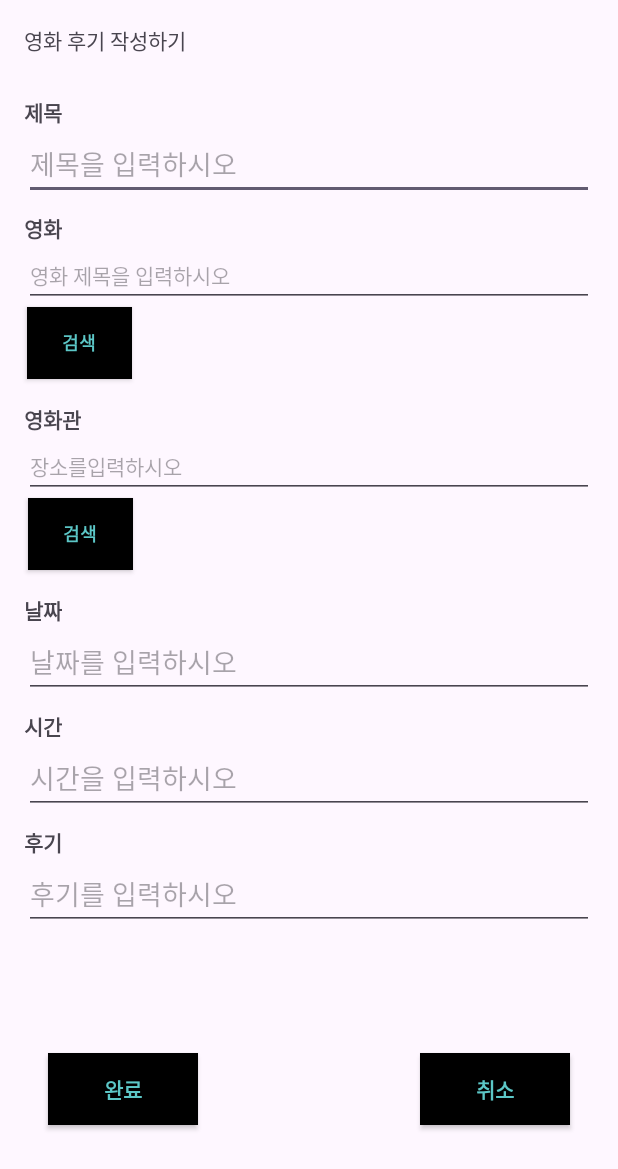
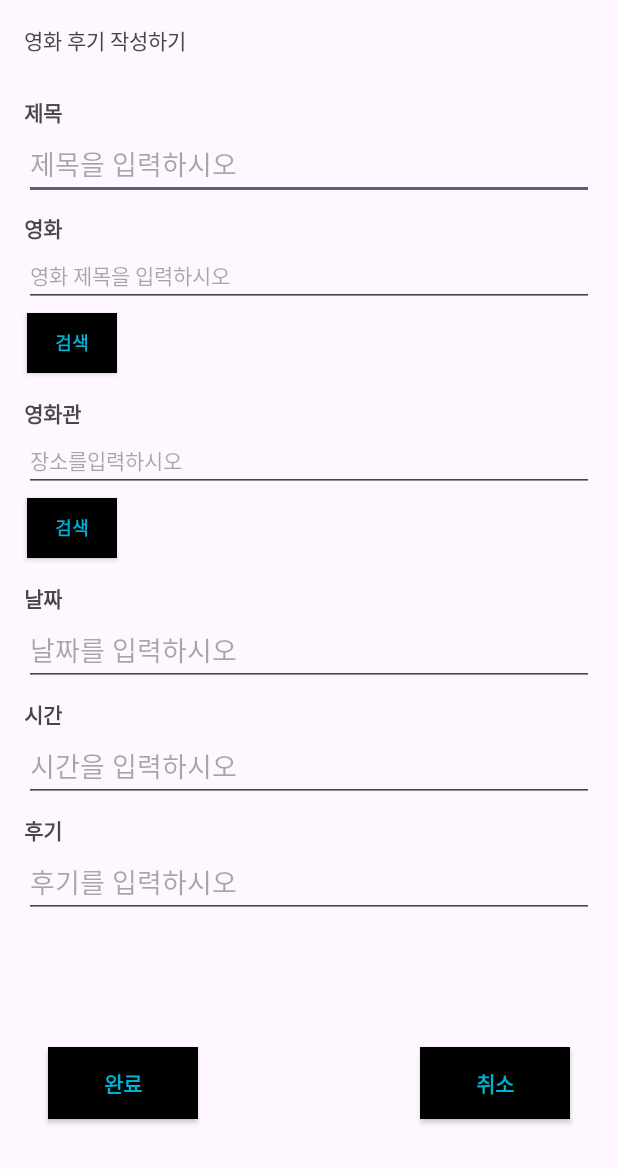
Before and after one commit to dokyung-kang/MovieLog, an Android app: the layout activity_detail.xml on its own in the app's theme, with its tools: preview values and no code run, on a phone screen of 412 x 824 dp. Shown: the top 1169 px of the screen. Run offline under Robolectric (Android 15) with nearby library versions, the phone set to English and light mode, and no system bars.

Commit message:
update: ui 추가 수정

```diff
--- a/app/src/main/res/layout/activity_detail.xml
+++ b/app/src/main/res/layout/activity_detail.xml
@@ -203,30 +203,34 @@
     <androidx.appcompat.widget.AppCompatButton
         android:id="@+id/findMNm"
         style="@style/Widget.AppCompat.Button"
-        android:layout_width="70dp"
-        android:layout_height="wrap_content"
+        android:layout_width="60dp"
+        android:layout_height="40dp"
+        android:layout_marginStart="2dp"
+        android:layout_marginTop="4dp"
+        android:background="@color/black"
         android:text="검색"
+        android:textColor="@color/blue"
         android:textSize="12sp"
-        android:background="@color/black"
-        android:textColor="@color/blue"
         android:textStyle="bold"
         app:layout_constraintEnd_toEndOf="parent"
-        app:layout_constraintHorizontal_bias="0.052"
+        app:layout_constraintHorizontal_bias="0.045"
         app:layout_constraintStart_toStartOf="parent"
         app:layout_constraintTop_toBottomOf="@+id/etMovieNm" />
 
     <androidx.appcompat.widget.AppCompatButton
         android:id="@+id/findCi"
         style="@style/Widget.AppCompat.Button"
-        android:layout_width="70dp"
-        android:layout_height="wrap_content"
+        android:layout_width="60dp"
+        android:layout_height="40dp"
+        android:layout_marginStart="2dp"
+        android:layout_marginTop="4dp"
+        android:background="@color/black"
         android:text="검색"
+        android:textColor="@color/blue"
         android:textSize="12sp"
-        android:background="@color/black"
-        android:textColor="@color/blue"
         android:textStyle="bold"
         app:layout_constraintEnd_toEndOf="parent"
-        app:layout_constraintHorizontal_bias="0.054"
+        app:layout_constraintHorizontal_bias="0.045"
         app:layout_constraintStart_toStartOf="parent"
         app:layout_constraintTop_toBottomOf="@+id/etCinema" />
 
--- a/app/src/main/res/layout/activity_update.xml
+++ b/app/src/main/res/layout/activity_update.xml
@@ -161,7 +161,7 @@
         style="@style/Widget.AppCompat.Button"
         android:layout_width="wrap_content"
         android:layout_height="wrap_content"
-        android:layout_marginStart="16dp"
+        android:layout_marginStart="32dp"
         android:layout_marginTop="24dp"
         android:layout_marginBottom="24dp"
         android:background="@color/black"
@@ -199,7 +199,7 @@
         android:layout_width="wrap_content"
         android:layout_height="wrap_content"
         android:layout_marginTop="24dp"
-        android:layout_marginEnd="16dp"
+        android:layout_marginEnd="32dp"
         android:layout_marginBottom="24dp"
         android:background="@color/black"
         android:text="취소"
--- a/app/src/main/res/layout/list_movie.xml
+++ b/app/src/main/res/layout/list_movie.xml
@@ -7,7 +7,7 @@
 
     <TextView
         android:id="@+id/tvItem"
-        android:layout_width="263dp"
+        android:layout_width="wrap_content"
         android:layout_height="wrap_content"
         android:layout_marginStart="16dp"
         android:layout_marginTop="8dp"
--- a/app/src/main/res/values/colors.xml
+++ b/app/src/main/res/values/colors.xml
@@ -2,5 +2,5 @@
 <resources>
     <color name="black">#FF000000</color>
     <color name="white">#FFFFFFFF</color>
-    <color name="blue">#5CC7C7</color>
+    <color name="blue">#00B1D4</color>
 </resources>
--- a/app/src/main/res/values/themes.xml
+++ b/app/src/main/res/values/themes.xml
@@ -3,6 +3,7 @@
     <style name="Base.Theme.MovieApp" parent="Theme.Material3.DayNight.NoActionBar">
         <!-- Customize your light theme here. -->
         <!-- <item name="colorPrimary">@color/my_light_primary</item> -->
+        <item name="android:statusBarColor">@color/black</item>
     </style>
 
     <style name="Theme.MovieApp" parent="Base.Theme.MovieApp" />
```
Also changed, not shown: app/src/main/res/layout/activity_main.xml (+6 -6 lines), app/src/main/res/layout/activity_map.xml (+7 -6 lines), app/src/main/res/layout/activity_movieinfo.xml (+4 -4 lines).
